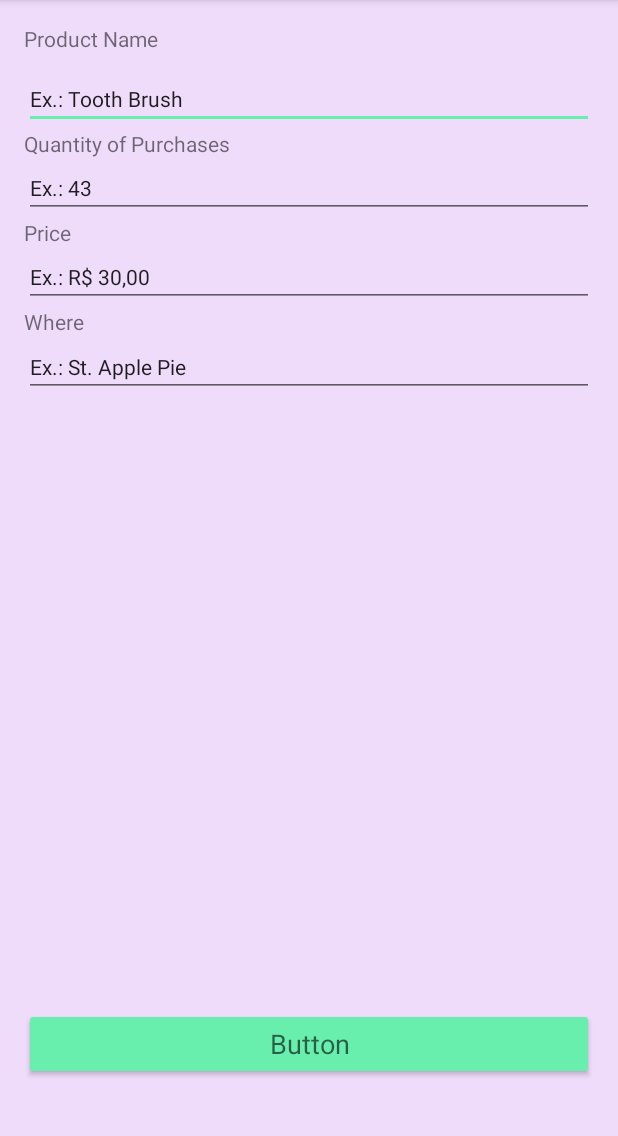
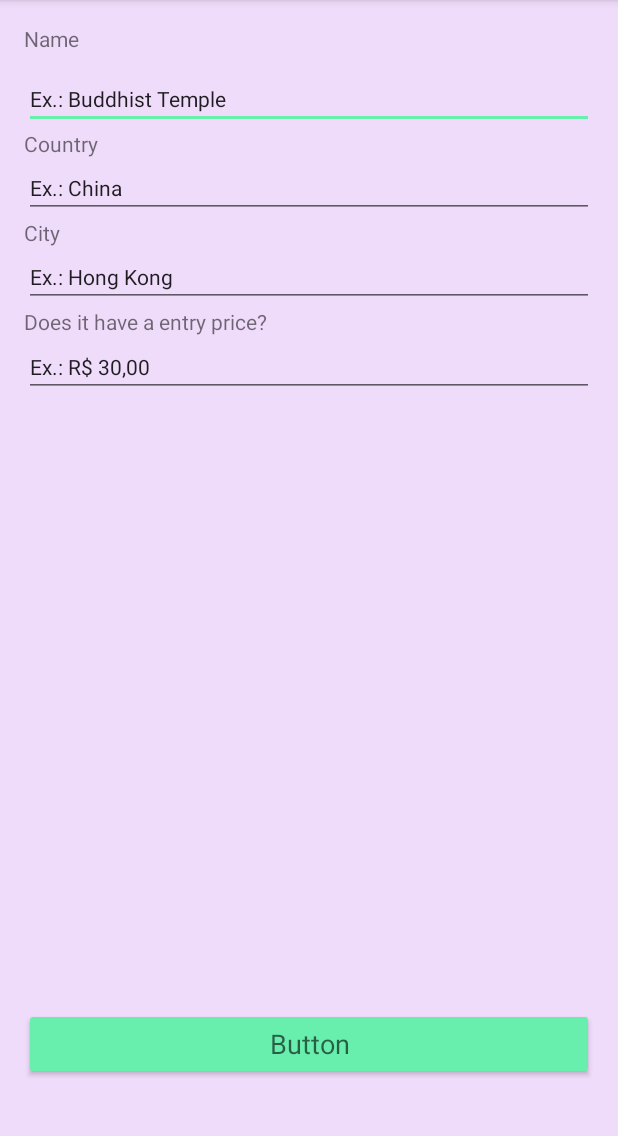
Before and after one commit to JuliaOli/Rarangi, an Android app: the Places screen opened directly, with no data from a screen before it, on a phone screen of 412 x 824 dp, the part 84-1220 px from its top. Run offline under Robolectric (Android 15) with nearby library versions, the phone set to English and light mode, and no system bars.

Commit message:
Nem sei mais o que fazer

```diff
--- a/app/src/main/res/layout/activity_places.xml
+++ b/app/src/main/res/layout/activity_places.xml
@@ -19,7 +19,7 @@
         android:layout_marginBottom="90dp">
 
         <TextView
-            android:text="Product Name"
+            android:text="Name"
             android:layout_width="match_parent"
             android:layout_height="30dp"
             android:id="@+id/textView4" />
@@ -28,32 +28,47 @@
             android:layout_width="match_parent"
             android:layout_height="40dp"
             android:inputType="textPersonName"
-            android:text="Ex.: Tooth Brush"
+            android:text="Ex.: Buddhist Temple"
             android:ems="10"
             android:id="@+id/editText4"
             android:selectAllOnFocus="false"
             android:textAppearance="@style/TextAppearance.AppCompat" />
 
         <TextView
-            android:text="Quantity of Purchases"
+            android:text="Country "
             android:layout_width="match_parent"
             android:layout_height="wrap_content"
             android:id="@+id/textView7" />
 
         <EditText
             android:layout_width="match_parent"
-            android:layout_height="wrap_content"
-            android:inputType="numberSigned"
+            android:layout_height="40dp"
+            android:inputType="textPersonName"
             android:ems="10"
-            android:id="@+id/editText6"
-            android:text="Ex.: 43"
-            android:textAppearance="@style/TextAppearance.AppCompat" />
+            android:id="@+id/editText5"
+            android:textAppearance="@style/TextAppearance.AppCompat"
+            android:text="Ex.: China" />
 
         <TextView
-            android:text="Price"
+            android:text="City"
             android:layout_width="match_parent"
             android:layout_height="wrap_content"
             android:id="@+id/textView8" />
+
+        <EditText
+            android:layout_width="match_parent"
+            android:layout_height="40dp"
+            android:inputType="textPersonName"
+            android:ems="10"
+            android:id="@+id/editText2"
+            android:textAppearance="@style/TextAppearance.AppCompat"
+            android:text="Ex.: Hong Kong" />
+
+        <TextView
+            android:text="Does it have a entry price?"
+            android:layout_width="match_parent"
+            android:layout_height="20dp"
+            android:id="@+id/textView5" />
 
         <EditText
             android:layout_width="match_parent"
@@ -64,20 +79,6 @@
             android:text="Ex.: R$ 30,00"
             android:textAppearance="@style/TextAppearance.AppCompat" />
 
-        <TextView
-            android:text="Where"
-            android:layout_width="match_parent"
-            android:layout_height="20dp"
-            android:id="@+id/textView5" />
-
-        <EditText
-            android:layout_width="match_parent"
-            android:layout_height="40dp"
-            android:inputType="textPersonName"
-            android:ems="10"
-            android:id="@+id/editText5"
-            android:text="Ex.: St. Apple Pie"
-            android:textAppearance="@style/TextAppearance.AppCompat" />
     </LinearLayout>
 
     <Button
```
Also changed, not shown: app/src/main/res/layout/activity_list.xml (+6 -2 lines), app/src/main/res/layout/activity_shopping.xml (+13 -11 lines), app/src/main/res/layout/activity_type_list.xml (+25 -9 lines), app/src/main/res/layout/row.xml (added, +17 -0 lines).
